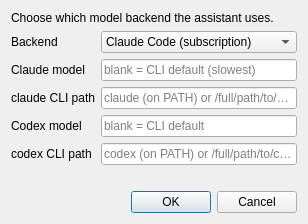
Old version of the form toolbox_assistant_agent/ui/assistant_settings.ui in the repository PlotJuggler/pj-official-plugins.
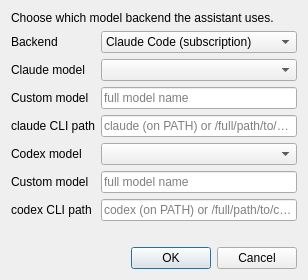
New version of the form.

Commit message: feat(toolbox_assistant_agent): settings per backend, a real model picker, and backend switch = conversation switch

The edit to the form file:
```diff
--- a/toolbox_assistant_agent/ui/assistant_settings.ui
+++ b/toolbox_assistant_agent/ui/assistant_settings.ui
@@ -30,42 +30,66 @@
       </widget>
      </item>
      <item row="1" column="1">
-      <widget class="QLineEdit" name="claudeModelEdit">
-       <property name="placeholderText"><string>blank = CLI default (slowest)</string></property>
-       <property name="pj_enable_when" stdset="0"><string>backendCombo:0</string></property>
+      <widget class="QComboBox" name="claudeModelCombo">
+       <property name="editable"><bool>false</bool></property>
+       <property name="pj_visible_when" stdset="0"><string>backendCombo:0</string></property>
       </widget>
      </item>
      <item row="2" column="0">
+      <widget class="QLabel" name="claudeCustomModelLabel">
+       <property name="text"><string>Custom model</string></property>
+       <property name="pj_visible_when" stdset="0"><string>backendCombo:0;claudeModelCombo:1</string></property>
+      </widget>
+     </item>
+     <item row="2" column="1">
+      <widget class="QLineEdit" name="claudeModelEdit">
+       <property name="placeholderText"><string>full model name</string></property>
+       <property name="pj_visible_when" stdset="0"><string>backendCombo:0;claudeModelCombo:1</string></property>
+      </widget>
+     </item>
+     <item row="3" column="0">
       <widget class="QLabel" name="claudeCliPathLabel">
        <property name="text"><string>claude CLI path</string></property>
        <property name="pj_enable_when" stdset="0"><string>backendCombo:0</string></property>
       </widget>
      </item>
-     <item row="2" column="1">
+     <item row="3" column="1">
       <widget class="QLineEdit" name="claudeCliPathEdit">
        <property name="placeholderText"><string>claude (on PATH) or /full/path/to/claude</string></property>
        <property name="pj_enable_when" stdset="0"><string>backendCombo:0</string></property>
       </widget>
      </item>
-     <item row="3" column="0">
+     <item row="4" column="0">
       <widget class="QLabel" name="codexModelLabel">
        <property name="text"><string>Codex model</string></property>
        <property name="pj_enable_when" stdset="0"><string>backendCombo:1</string></property>
       </widget>
      </item>
-     <item row="3" column="1">
+     <item row="4" column="1">
+      <widget class="QComboBox" name="codexModelCombo">
+       <property name="editable"><bool>false</bool></property>
+       <property name="pj_visible_when" stdset="0"><string>backendCombo:1</string></property>
+      </widget>
+     </item>
+     <item row="5" column="0">
+      <widget class="QLabel" name="codexCustomModelLabel">
+       <property name="text"><string>Custom model</string></property>
+       <property name="pj_visible_when" stdset="0"><string>backendCombo:1;codexModelCombo:1</string></property>
+      </widget>
+     </item>
+     <item row="5" column="1">
       <widget class="QLineEdit" name="codexModelEdit">
-       <property name="placeholderText"><string>blank = CLI default</string></property>
-       <property name="pj_enable_when" stdset="0"><string>backendCombo:1</string></property>
+       <property name="placeholderText"><string>full model name</string></property>
+       <property name="pj_visible_when" stdset="0"><string>backendCombo:1;codexModelCombo:1</string></property>
       </widget>
      </item>
-     <item row="4" column="0">
+     <item row="6" column="0">
       <widget class="QLabel" name="codexCliPathLabel">
        <property name="text"><string>codex CLI path</string></property>
        <property name="pj_enable_when" stdset="0"><string>backendCombo:1</string></property>
       </widget>
      </item>
-     <item row="4" column="1">
+     <item row="6" column="1">
       <widget class="QLineEdit" name="codexCliPathEdit">
        <property name="placeholderText"><string>codex (on PATH) or /full/path/to/codex</string></property>
        <property name="pj_enable_when" stdset="0"><string>backendCombo:1</string></property>
```
Left out of the diff: 12 changed lines with no effect on the pictures. The commit also changes 22 other files.
